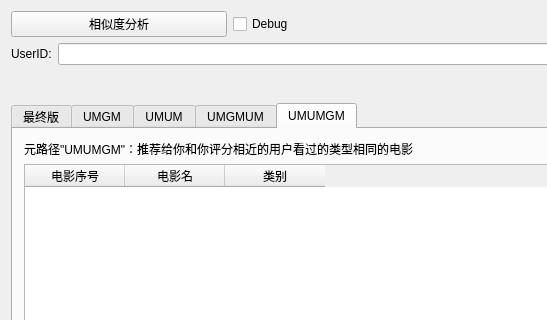
This is RecClient/widget.ui in Shantom/graduation-project as Qt 5 draws it before an edit; both pictures show x 0 to 547 and y 0 to 320 of the 682 by 402 pixel window. The edited form follows.
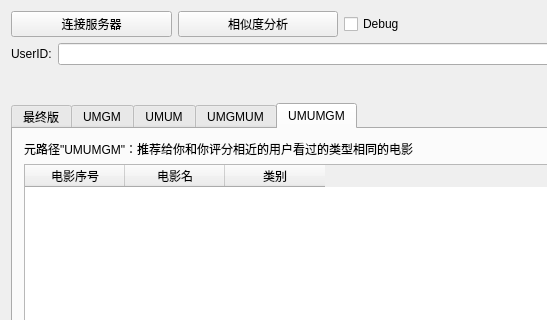
This is the edited form.

What changed in the file:
```diff
--- a/RecClient/widget.ui
+++ b/RecClient/widget.ui
@@ -16,6 +16,13 @@
   <layout class="QVBoxLayout" name="verticalLayout_2">
    <item>
     <layout class="QHBoxLayout" name="horizontalLayout_2">
+     <item>
+      <widget class="QPushButton" name="pushButton_conn">
+       <property name="text">
+        <string>连接服务器</string>
+       </property>
+      </widget>
+     </item>
      <item>
       <widget class="QPushButton" name="pushButton_sim">
        <property name="text">
```
